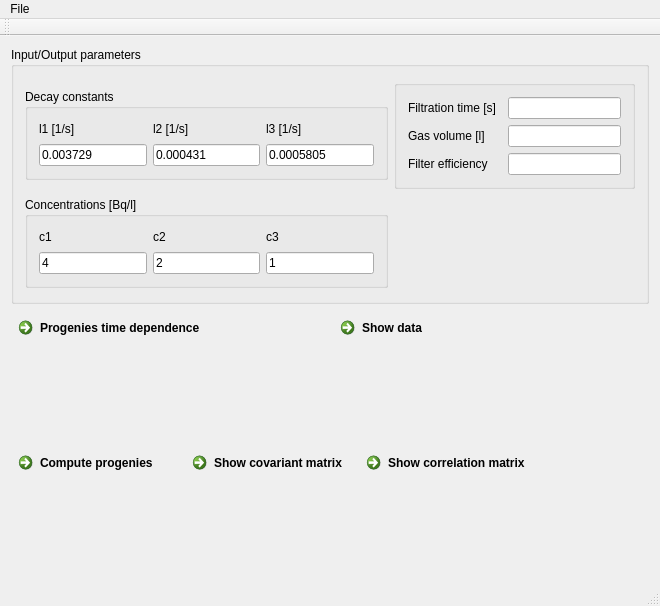
Old version of the form src/mainwindow.ui in the repository bulanek/progeny.
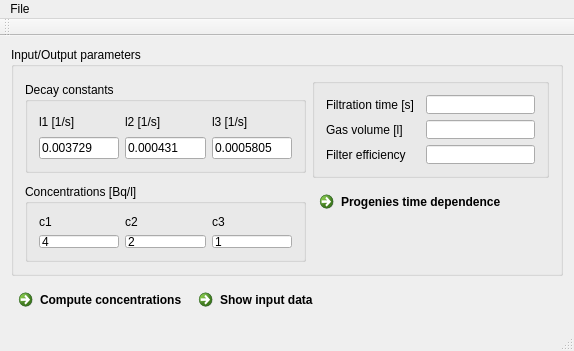
New version of the form.

Commit message: Covariant and correlation matrix

```diff
--- a/src/mainwindow.ui
+++ b/src/mainwindow.ui
@@ -6,8 +6,8 @@
    <rect>
     <x>0</x>
     <y>0</y>
-    <width>660</width>
-    <height>606</height>
+    <width>574</width>
+    <height>351</height>
    </rect>
   </property>
   <property name="windowTitle">
@@ -15,59 +15,7 @@
   </property>
   <widget class="QWidget" name="centralWidget">
    <layout class="QGridLayout" name="gridLayout_5">
-    <item row="3" column="0">
-     <widget class="QCommandLinkButton" name="commandLinkButton_5">
-      <property name="text">
-       <string>Progenies time dependence</string>
-      </property>
-     </widget>
-    </item>
-    <item row="3" column="1">
-     <widget class="QCommandLinkButton" name="commandLinkButton_4">
-      <property name="text">
-       <string>Show data</string>
-      </property>
-     </widget>
-    </item>
-    <item row="4" column="0" colspan="2">
-     <layout class="QHBoxLayout" name="horizontalLayout">
-      <item>
-       <widget class="QCommandLinkButton" name="commandLinkButton_2">
-        <property name="text">
-         <string>Compute progenies</string>
-        </property>
-       </widget>
-      </item>
-      <item>
-       <widget class="QCommandLinkButton" name="commandLinkButton">
-        <property name="text">
-         <string>Show covariant matrix</string>
-        </property>
-       </widget>
-      </item>
-      <item>
-       <widget class="QCommandLinkButton" name="commandLinkButton_3">
-        <property name="text">
-         <string>Show correlation matrix</string>
-        </property>
-       </widget>
-      </item>
-      <item>
-       <spacer name="horizontalSpacer_2">
-        <property name="orientation">
-         <enum>Qt::Horizontal</enum>
-        </property>
-        <property name="sizeHint" stdset="0">
-         <size>
-          <width>40</width>
-          <height>20</height>
-         </size>
-        </property>
-       </spacer>
-      </item>
-     </layout>
-    </item>
-    <item row="0" column="0" rowspan="2" colspan="2">
+    <item row="0" column="0" colspan="3">
      <widget class="QGroupBox" name="groupBox_3">
       <property name="title">
        <string>Input/Output parameters</string>
@@ -158,60 +106,6 @@
          </layout>
         </widget>
        </item>
-       <item row="0" column="1">
-        <widget class="QGroupBox" name="groupBox_4">
-         <property name="minimumSize">
-          <size>
-           <width>171</width>
-           <height>81</height>
-          </size>
-         </property>
-         <property name="title">
-          <string/>
-         </property>
-         <layout class="QGridLayout" name="gridLayout_4">
-          <item row="1" column="2">
-           <widget class="QLineEdit" name="lineEdit_8"/>
-          </item>
-          <item row="0" column="2">
-           <widget class="QLineEdit" name="lineEdit_7"/>
-          </item>
-          <item row="1" column="0" colspan="2">
-           <widget class="QLabel" name="label_8">
-            <property name="statusTip">
-             <string>Amount of filtered gas</string>
-            </property>
-            <property name="text">
-             <string>Gas volume [l]</string>
-            </property>
-           </widget>
-          </item>
-          <item row="0" column="0">
-           <widget class="QLabel" name="label_7">
-            <property name="statusTip">
-             <string>Time of radon filtration through the filter</string>
-            </property>
-            <property name="text">
-             <string>Filtration time [s]</string>
-            </property>
-           </widget>
-          </item>
-          <item row="2" column="0">
-           <widget class="QLabel" name="label_9">
-            <property name="statusTip">
-             <string>Efficiency to grap progenies</string>
-            </property>
-            <property name="text">
-             <string>Filter efficiency</string>
-            </property>
-           </widget>
-          </item>
-          <item row="2" column="2">
-           <widget class="QLineEdit" name="lineEdit_9"/>
-          </item>
-         </layout>
-        </widget>
-       </item>
        <item row="1" column="0">
         <widget class="QGroupBox" name="groupBox_2">
          <property name="minimumSize">
@@ -291,7 +185,7 @@
          </layout>
         </widget>
        </item>
-       <item row="1" column="1">
+       <item row="1" column="2">
         <spacer name="horizontalSpacer">
          <property name="orientation">
           <enum>Qt::Horizontal</enum>
@@ -304,9 +198,97 @@
          </property>
         </spacer>
        </item>
+       <item row="1" column="1">
+        <widget class="QCommandLinkButton" name="commandLinkButton_5">
+         <property name="text">
+          <string>Progenies time dependence</string>
+         </property>
+        </widget>
+       </item>
+       <item row="0" column="1" colspan="2">
+        <widget class="QGroupBox" name="groupBox_4">
+         <property name="minimumSize">
+          <size>
+           <width>171</width>
+           <height>81</height>
+          </size>
+         </property>
+         <property name="title">
+          <string/>
+         </property>
+         <layout class="QGridLayout" name="gridLayout_4">
+          <item row="1" column="2">
+           <widget class="QLineEdit" name="lineEdit_8"/>
+          </item>
+          <item row="0" column="2">
+           <widget class="QLineEdit" name="lineEdit_7"/>
+          </item>
+          <item row="1" column="0" colspan="2">
+           <widget class="QLabel" name="label_8">
+            <property name="statusTip">
+             <string>Amount of filtered gas</string>
+            </property>
+            <property name="text">
+             <string>Gas volume [l]</string>
+            </property>
+           </widget>
+          </item>
+          <item row="0" column="0">
+           <widget class="QLabel" name="label_7">
+            <property name="statusTip">
+             <string>Time of radon filtration through the filter</string>
+            </property>
+            <property name="text">
+             <string>Filtration time [s]</string>
+            </property>
+           </widget>
+          </item>
+          <item row="2" column="0">
+           <widget class="QLabel" name="label_9">
+            <property name="statusTip">
+             <string>Efficiency to grap progenies</string>
+            </property>
+            <property name="text">
+             <string>Filter efficiency</string>
+            </property>
+           </widget>
+          </item>
+          <item row="2" column="2">
+           <widget class="QLineEdit" name="lineEdit_9"/>
+          </item>
+         </layout>
+        </widget>
+       </item>
       </layout>
      </widget>
     </item>
+    <item row="3" column="0">
+     <widget class="QCommandLinkButton" name="commandLinkButton_2">
+      <property name="text">
+       <string>Compute concentrations</string>
+      </property>
+     </widget>
+    </item>
+    <item row="3" column="1">
+     <widget class="QCommandLinkButton" name="commandLinkButton_4">
+      <property name="text">
+       <string>Show input data</string>
+      </property>
+     </widget>
+    </item>
+    <item row="3" column="2">
+     <spacer name="horizontalSpacer_2">
+      <property name="orientation">
+       <enum>Qt::Horizontal</enum>
+      </property>
+      <property name="sizeHint" stdset="0">
+       <size>
+        <width>40</width>
+        <height>20</height>
+       </size>
+      </property>
+     </spacer>
+    </item>
    </layout>
   </widget>
   <widget class="QMenuBar" name="menuBar">
@@ -314,7 +296,7 @@
     <rect>
      <x>0</x>
      <y>0</y>
-     <width>660</width>
+     <width>574</width>
      <height>24</height>
     </rect>
    </property>
```
The commit also changes 8 other files.
